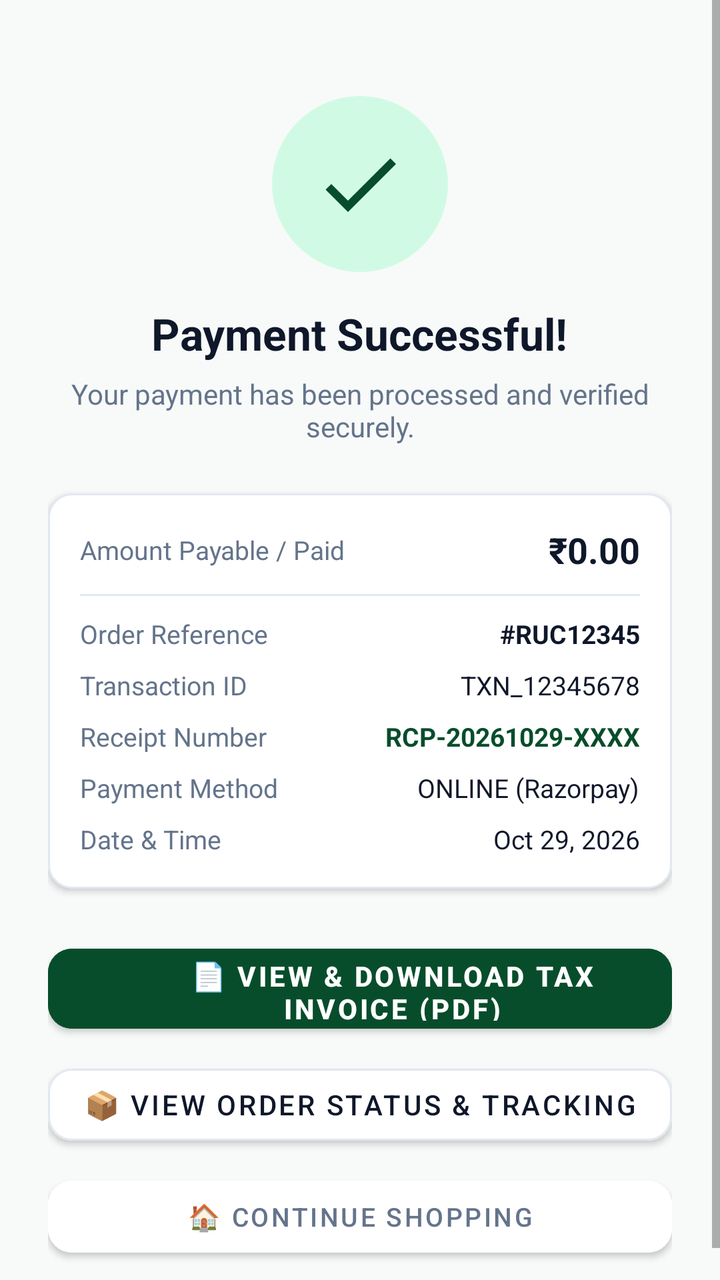
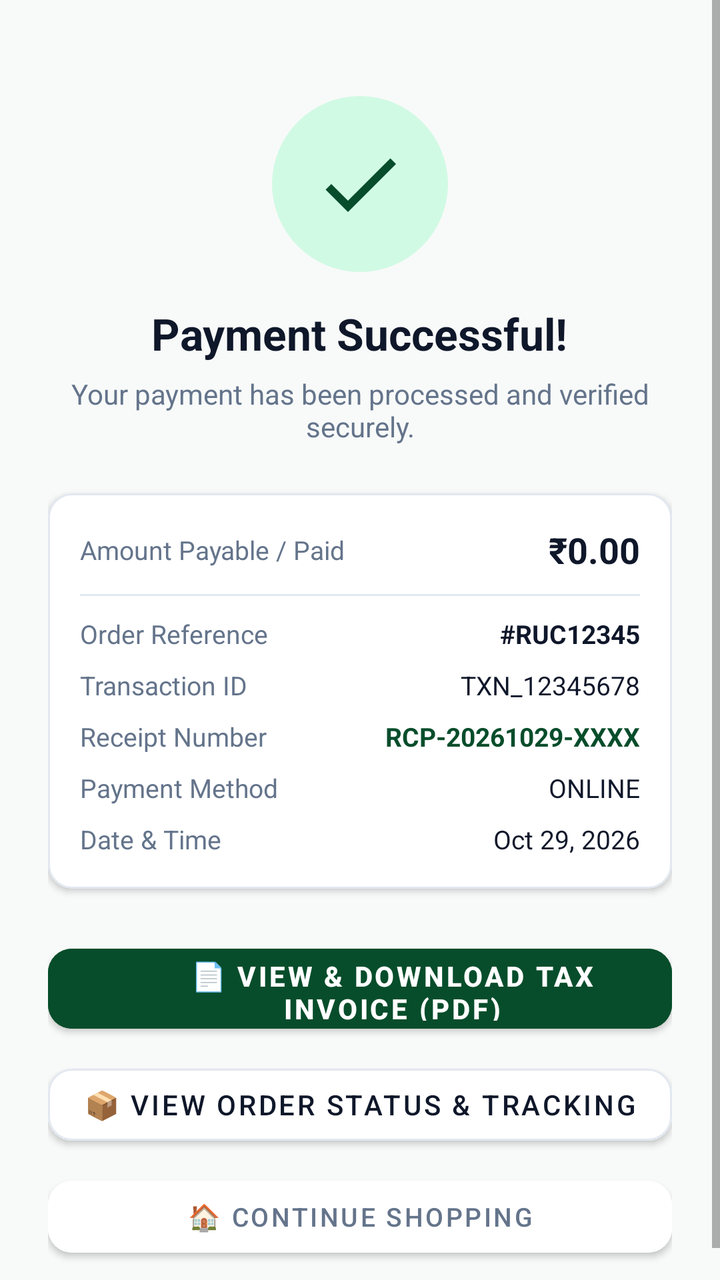

Compare the two renders of this Android layout. The source of the first and the diff that turns it into the second are given below.
<!-- AndroidManifest.xml: application theme Theme.Rucart -->
<!-- res/layout/activity_payment_result.xml -->
<?xml version="1.0" encoding="utf-8"?>
<LinearLayout xmlns:android="http://schemas.android.com/apk/res/android"
    xmlns:app="http://schemas.android.com/apk/res-auto"
    android:layout_width="match_parent"
    android:layout_height="match_parent"
    android:background="@color/window_background"
    android:orientation="vertical">

    <ScrollView
        android:layout_width="match_parent"
        android:layout_height="0dp"
        android:layout_weight="1"
        android:fillViewport="true">

        <LinearLayout
            android:layout_width="match_parent"
            android:layout_height="wrap_content"
            android:gravity="center_horizontal"
            android:orientation="vertical"
            android:padding="@dimen/spacing_large">

            
            <FrameLayout
                android:id="@+id/flStatusIconBg"
                android:layout_width="88dp"
                android:layout_height="88dp"
                android:layout_marginTop="24dp"
                android:background="@drawable/bg_badge_green">

                <ImageView
                    android:id="@+id/ivStatusIcon"
                    android:layout_width="48dp"
                    android:layout_height="48dp"
                    android:layout_gravity="center"
                    android:src="@drawable/ic_check"
                    app:tint="@color/primary_green_dark" />
            </FrameLayout>

            <TextView
                android:id="@+id/tvStatusTitle"
                android:layout_width="wrap_content"
                android:layout_height="wrap_content"
                android:layout_marginTop="@dimen/spacing_medium"
                android:text="Payment Successful!"
                android:textColor="@color/text_primary"
                android:textSize="22sp"
                android:textStyle="bold" />

            <TextView
                android:id="@+id/tvStatusSubtitle"
                android:layout_width="wrap_content"
                android:layout_height="wrap_content"
                android:layout_marginTop="6dp"
                android:gravity="center"
                android:text="Your payment has been processed and verified securely."
                android:textColor="@color/text_secondary"
                android:textSize="14sp" />

            
            <com.google.android.material.card.MaterialCardView
                android:layout_width="match_parent"
                android:layout_height="wrap_content"
                android:layout_marginTop="@dimen/spacing_large"
                app:cardCornerRadius="@dimen/corner_radius_medium"
                app:cardElevation="2dp"
                app:strokeColor="@color/divider_color"
                app:strokeWidth="1dp">

                <LinearLayout
                    android:layout_width="match_parent"
                    android:layout_height="wrap_content"
                    android:orientation="vertical"
                    android:padding="@dimen/spacing_medium">

                    
                    <LinearLayout
                        android:layout_width="match_parent"
                        android:layout_height="wrap_content"
                        android:gravity="center_vertical"
                        android:orientation="horizontal">

                        <TextView
                            android:layout_width="0dp"
                            android:layout_height="wrap_content"
                            android:layout_weight="1"
                            android:text="Amount Payable / Paid"
                            android:textColor="@color/text_secondary"
                            android:textSize="13sp" />

                        <TextView
                            android:id="@+id/tvResultAmount"
                            android:layout_width="wrap_content"
                            android:layout_height="wrap_content"
                            android:text="₹0.00"
                            android:textColor="@color/text_primary"
                            android:textSize="18sp"
                            android:textStyle="bold" />
                    </LinearLayout>

                    <View
                        android:layout_width="match_parent"
                        android:layout_height="1dp"
                        android:layout_marginVertical="10dp"
                        android:background="@color/divider_color" />

                    
                    <LinearLayout
                        android:layout_width="match_parent"
                        android:layout_height="wrap_content"
                        android:orientation="horizontal">

                        <TextView
                            android:layout_width="0dp"
                            android:layout_height="wrap_content"
                            android:layout_weight="1"
                            android:text="Order Reference"
                            android:textColor="@color/text_secondary"
                            android:textSize="13sp" />

                        <TextView
                            android:id="@+id/tvResultOrderNumber"
                            android:layout_width="wrap_content"
                            android:layout_height="wrap_content"
                            android:text="#RUC12345"
                            android:textColor="@color/text_primary"
                            android:textSize="13sp"
                            android:textStyle="bold" />
                    </LinearLayout>

                    
                    <LinearLayout
                        android:id="@+id/rowTxnId"
                        android:layout_width="match_parent"
                        android:layout_height="wrap_content"
                        android:layout_marginTop="8dp"
                        android:orientation="horizontal">

                        <TextView
                            android:layout_width="0dp"
                            android:layout_height="wrap_content"
                            android:layout_weight="1"
                            android:text="Transaction ID"
                            android:textColor="@color/text_secondary"
                            android:textSize="13sp" />

                        <TextView
                            android:id="@+id/tvResultTxnId"
                            android:layout_width="wrap_content"
                            android:layout_height="wrap_content"
                            android:text="TXN_12345678"
                            android:textColor="@color/text_primary"
                            android:textSize="13sp" />
                    </LinearLayout>

                    
                    <LinearLayout
                        android:id="@+id/rowReceiptNumber"
                        android:layout_width="match_parent"
                        android:layout_height="wrap_content"
                        android:layout_marginTop="8dp"
                        android:orientation="horizontal">

                        <TextView
                            android:layout_width="0dp"
                            android:layout_height="wrap_content"
                            android:layout_weight="1"
                            android:text="Receipt Number"
                            android:textColor="@color/text_secondary"
                            android:textSize="13sp" />

                        <TextView
                            android:id="@+id/tvResultReceiptNumber"
                            android:layout_width="wrap_content"
                            android:layout_height="wrap_content"
                            android:text="RCP-20261029-XXXX"
                            android:textColor="@color/primary_green_dark"
                            android:textSize="13sp"
                            android:textStyle="bold" />
                    </LinearLayout>

                    
                    <LinearLayout
                        android:layout_width="match_parent"
                        android:layout_height="wrap_content"
                        android:layout_marginTop="8dp"
                        android:orientation="horizontal">

                        <TextView
                            android:layout_width="0dp"
                            android:layout_height="wrap_content"
                            android:layout_weight="1"
                            android:text="Payment Method"
                            android:textColor="@color/text_secondary"
                            android:textSize="13sp" />

                        <TextView
                            android:id="@+id/tvResultPaymentMethod"
                            android:layout_width="wrap_content"
                            android:layout_height="wrap_content"
                            android:text="ONLINE (Razorpay)"
                            android:textColor="@color/text_primary"
                            android:textSize="13sp" />
                    </LinearLayout>

                    
                    <LinearLayout
                        android:layout_width="match_parent"
                        android:layout_height="wrap_content"
                        android:layout_marginTop="8dp"
                        android:orientation="horizontal">

                        <TextView
                            android:layout_width="0dp"
                            android:layout_height="wrap_content"
                            android:layout_weight="1"
                            android:text="Date &amp; Time"
                            android:textColor="@color/text_secondary"
                            android:textSize="13sp" />

                        <TextView
                            android:id="@+id/tvResultDateTime"
                            android:layout_width="wrap_content"
                            android:layout_height="wrap_content"
                            android:text="Oct 29, 2026"
                            android:textColor="@color/text_primary"
                            android:textSize="13sp" />
                    </LinearLayout>

                    
                    <LinearLayout
                        android:id="@+id/rowErrorReason"
                        android:layout_width="match_parent"
                        android:layout_height="wrap_content"
                        android:layout_marginTop="10dp"
                        android:background="#FFEBEE"
                        android:orientation="vertical"
                        android:padding="8dp"
                        android:visibility="gone">

                        <TextView
                            android:layout_width="wrap_content"
                            android:layout_height="wrap_content"
                            android:text="Failure Reason:"
                            android:textColor="#C62828"
                            android:textSize="11sp"
                            android:textStyle="bold" />

                        <TextView
                            android:id="@+id/tvResultErrorReason"
                            android:layout_width="wrap_content"
                            android:layout_height="wrap_content"
                            android:layout_marginTop="2dp"
                            android:text="Issuer bank declined payment."
                            android:textColor="#C62828"
                            android:textSize="12sp" />
                    </LinearLayout>
                </LinearLayout>
            </com.google.android.material.card.MaterialCardView>

            
            <LinearLayout
                android:layout_width="match_parent"
                android:layout_height="wrap_content"
                android:layout_marginTop="@dimen/spacing_large"
                android:orientation="vertical">

                
                <Button
                    android:id="@+id/btnDownloadReceipt"
                    android:layout_width="match_parent"
                    android:layout_height="52dp"
                    android:backgroundTint="@color/primary_green_dark"
                    android:drawableLeft="@drawable/ic_receipt"
                    android:drawablePadding="8dp"
                    android:text="📄 View &amp; Download Tax Invoice (PDF)"
                    android:textColor="@color/white"
                    android:textSize="14sp"
                    android:textStyle="bold"
                    app:cornerRadius="@dimen/corner_radius_medium" />

                
                <Button
                    android:id="@+id/btnRetryPayment"
                    android:layout_width="match_parent"
                    android:layout_height="52dp"
                    android:backgroundTint="@color/primary_green_dark"
                    android:text="🔄 Retry Online Payment"
                    android:textColor="@color/white"
                    android:textSize="14sp"
                    android:textStyle="bold"
                    android:visibility="gone"
                    app:cornerRadius="@dimen/corner_radius_medium" />

                
                <Button
                    android:id="@+id/btnViewOrder"
                    android:layout_width="match_parent"
                    android:layout_height="48dp"
                    android:layout_marginTop="@dimen/spacing_small"
                    android:backgroundTint="@color/white"
                    android:text="📦 View Order Status &amp; Tracking"
                    android:textColor="@color/text_primary"
                    android:textSize="14sp"
                    app:cornerRadius="@dimen/corner_radius_medium"
                    app:strokeColor="@color/divider_color"
                    app:strokeWidth="1dp" />

                
                <Button
                    android:id="@+id/btnContinueShopping"
                    android:layout_width="match_parent"
                    android:layout_height="48dp"
                    android:layout_marginTop="@dimen/spacing_small"
                    android:backgroundTint="@color/white"
                    android:text="🏠 Continue Shopping"
                    android:textColor="@color/text_secondary"
                    android:textSize="13sp"
                    app:cornerRadius="@dimen/corner_radius_medium" />
            </LinearLayout>

        </LinearLayout>
    </ScrollView>
</LinearLayout>
<!-- resources referenced by this layout -->
<resources>
  <color name="divider_color">#E2E8F0</color>
  <color name="primary_green_dark">#074D2B</color>
  <color name="text_primary">#0F172A</color>
  <color name="text_secondary">#64748B</color>
  <color name="white">#FFFFFF</color>
  <color name="window_background">#F8FAF9</color>
  <dimen name="corner_radius_medium">12dp</dimen>
  <dimen name="spacing_large">24dp</dimen>
  <dimen name="spacing_medium">16dp</dimen>
  <dimen name="spacing_small">8dp</dimen>
  <!-- drawable bg_badge_green (drawable) -->
  <?xml version="1.0" encoding="utf-8"?>
  <shape xmlns:android="http://schemas.android.com/apk/res/android"
      android:shape="rectangle">
      <solid android:color="@color/accent_green_light" />
      <corners android:radius="@dimen/corner_radius_pill" />
  </shape>
  <!-- drawable ic_check (drawable) -->
  <vector xmlns:android="http://schemas.android.com/apk/res/android"
      android:width="24dp"
      android:height="24dp"
      android:viewportWidth="24"
      android:viewportHeight="24">
    <path
        android:fillColor="@color/primary_green_dark"
        android:pathData="M9,16.17L4.83,12l-1.42,1.41L9,19 21,7l-1.41,-1.41z"/>
  </vector>
  <!-- drawable ic_receipt (drawable) -->
  <vector xmlns:android="http://schemas.android.com/apk/res/android"
      android:width="24dp"
      android:height="24dp"
      android:viewportWidth="24"
      android:viewportHeight="24">
    <path
        android:fillColor="@color/primary_green_dark"
        android:pathData="M18,17H6v-2h12v2zm0,-4H6v-2h12v2zm0,-4H6V7h12v2zm2,-5H4c-1.1,0 -2,0.9 -2,2v16l3,-3 3,3 3,-3 3,3 3,-3 3,3 3,-3 3,3V4c0,-1.1 -0.9,-2 -2,-2z"/>
  </vector>
  <style name="Theme.Rucart" parent="Theme.MaterialComponents.DayNight.NoActionBar">
          
          <item name="colorPrimary">@color/primary_green</item>
          <item name="colorPrimaryVariant">@color/primary_green_dark</item>
          <item name="colorOnPrimary">@color/text_on_primary</item>
  
          
          <item name="colorSecondary">@color/accent_green</item>
          <item name="colorSecondaryVariant">@color/primary_green_light</item>
          <item name="colorOnSecondary">@color/white</item>
  
          
          <item name="android:statusBarColor">@color/primary_green_dark</item>
          <item name="android:windowLightStatusBar">false</item>
          <item name="android:navigationBarColor">@color/white</item>
          <item name="android:windowLightNavigationBar">true</item>
  
          
          <item name="android:windowBackground">@color/window_background</item>
      </style>
  <color name="accent_green_light">#D1FAE5</color>
  <dimen name="corner_radius_pill">999dp</dimen>
  <color name="primary_green">#0B6E3F</color>
  <color name="text_on_primary">#FFFFFF</color>
  <color name="accent_green">#00A859</color>
  <color name="primary_green_light">#13884C</color>
</resources>

<!-- the commit's change to res/layout/activity_payment_result.xml (unified diff, before → after) -->
@@ -197,7 +197,7 @@
                             android:id="@+id/tvResultPaymentMethod"
                             android:layout_width="wrap_content"
                             android:layout_height="wrap_content"
-                            android:text="ONLINE (Razorpay)"
+                            android:text="ONLINE"
                             android:textColor="@color/text_primary"
                             android:textSize="13sp" />
                     </LinearLayout>
